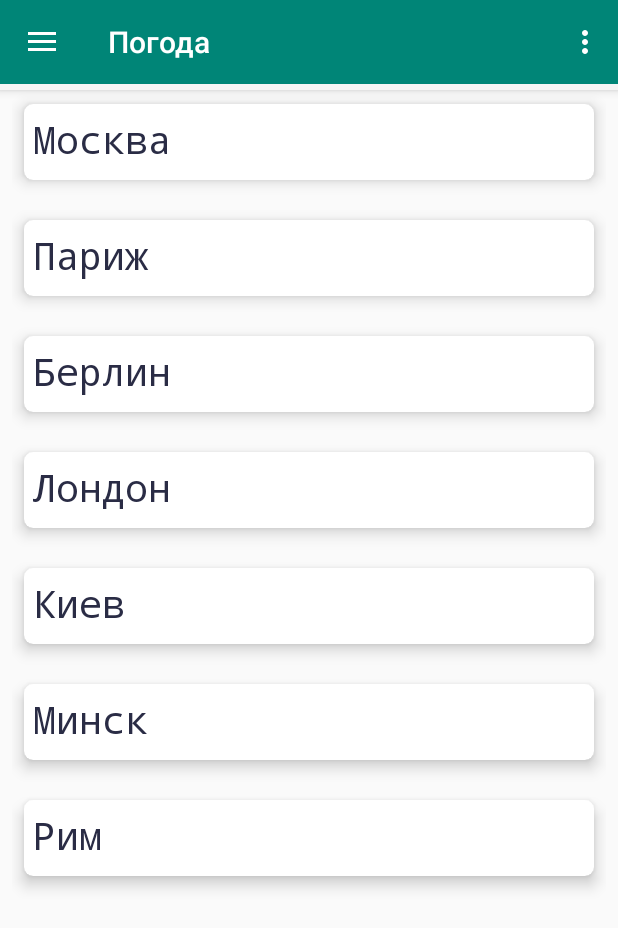
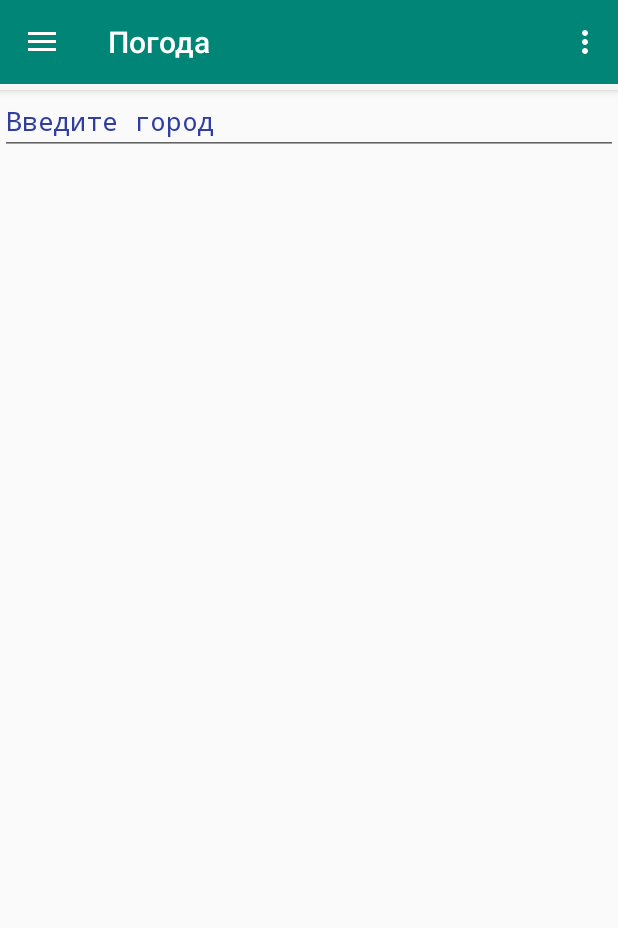
Before and after one commit to JekaPopov/AndroidLessons, an Android app: the screen it shows after launch (MainActivity), in the options menu, after a tap on "Выбор города", on a phone screen of 412 x 824 dp. Shown: the top 928 px of the screen. Run offline under Robolectric (Android 15) with nearby library versions, the phone set to English and light mode, and no system bars; our stand-ins replace Picasso; pictures from the network do not load; 1 statement that could not run was skipped.

```diff
--- a/app/src/main/java/ru/dravn/androidlessons/App.java
+++ b/app/src/main/java/ru/dravn/androidlessons/App.java
@@ -1,24 +1,38 @@
 package ru.dravn.androidlessons;
 
 import android.app.Application;
+import android.content.Context;
+import android.content.SharedPreferences;
+import android.location.SettingInjectorService;
+
+import java.util.HashSet;
+import java.util.LinkedHashSet;
+import java.util.Set;
 
 import retrofit2.Retrofit;
 import retrofit2.converter.gson.GsonConverterFactory;
 import ru.dravn.androidlessons.interfaces.OpenWeather;
-import ru.dravn.androidlessons.utils.Const;
+
 
 public class App extends Application {
 
     private static OpenWeather api;
 
 
+    private static SharedPreferences preferences;
+    private static final String APP_PREFERENCES = "mysettings";
+    private static final String CITIESNAME = "city";
+    private static SharedPreferences.Editor editor;
+
+
     @Override
     public void onCreate() {
-        initRetorfit();
+        initRetrofit();
+        initSharedPref();
         super.onCreate();
     }
 
-    private void initRetorfit(){
+    private void initRetrofit(){
         Retrofit retrofit;
         retrofit = new Retrofit.Builder()
 //Базовая часть адреса
@@ -35,6 +49,22 @@ public class App extends Application {
     }
 
 
+    private void initSharedPref()
+    {
+        preferences = getSharedPreferences(APP_PREFERENCES, Context.MODE_PRIVATE);
+        editor = preferences.edit();
+    }
 
+    public static HashSet getCitiesName()
+    {
+        return (HashSet) preferences.getStringSet(CITIESNAME, new HashSet<String>());
+    }
+
+    public static void setCitiesName(HashSet citySet)
+    {
+        //без вставки remove ничего не сохранялось не понимаю по чему
+        editor.remove(CITIESNAME).putStringSet(CITIESNAME, citySet);
+        editor.apply();
+    }
 
 }
--- a/app/src/main/java/ru/dravn/androidlessons/fragments/CityListFragment.java
+++ b/app/src/main/java/ru/dravn/androidlessons/fragments/CityListFragment.java
@@ -5,19 +5,33 @@ import android.os.Bundle;
 import android.support.annotation.NonNull;
 import android.support.annotation.Nullable;
 import android.support.v7.widget.RecyclerView;
+import android.text.Editable;
+import android.text.TextWatcher;
+import android.view.KeyEvent;
 import android.view.LayoutInflater;
 import android.view.View;
 import android.view.ViewGroup;
+import android.widget.EditText;
 import android.widget.TextView;
+import android.widget.Toast;
 
 import java.util.HashMap;
+import java.util.HashSet;
+import java.util.LinkedHashSet;
+import java.util.LinkedList;
 
+import ru.dravn.androidlessons.App;
 import ru.dravn.androidlessons.MainActivity;
 import ru.dravn.androidlessons.R;
 import ru.dravn.androidlessons.utils.Const;
 
 public class CityListFragment extends BaseFragment {
 
+
+    private EditText editText;
+    private HashSet citiesName;
+    private CityAdapter adapter;
+    private HashMap<String, String> message = new HashMap<>();
 
     public static CityListFragment newInstance() {
         Bundle args = new Bundle();
@@ -27,7 +41,7 @@ public class CityListFragment extends BaseFragment {
     }
 
 
-    private HashMap<String, String> message = new HashMap<>();
+
 
     @Nullable
     @Override
@@ -35,8 +49,31 @@ public class CityListFragment extends BaseFragment {
         View v = inflater.inflate(R.layout.city_list_fragment, container, false);
 
         RecyclerView recyclerView = v.findViewById(R.id.list);
+        editText = v.findViewById(R.id.edit_text);
 
-        CityAdapter adapter = new CityAdapter(getContext(), getResources().getStringArray(R.array.city));
+        editText.setOnKeyListener(new View.OnKeyListener()
+                                  {
+                                      public boolean onKey(View v, int keyCode, KeyEvent event)
+                                      {
+                                          if(event.getAction() == KeyEvent.ACTION_DOWN &&
+                                                  (keyCode == KeyEvent.KEYCODE_ENTER))
+                                          {
+                                              citiesName.add(editText.getText().toString());
+                                              adapter.notifyDataSetChanged();
+                                              App.setCitiesName(citiesName);
+
+                                              message.put(Const.CITY, editText.getText().toString());
+                                              ((MainActivity) getActivity()).showWeatherFragment(message);
+                                              return true;
+                                          }
+                                          return false;
+                                      }
+                                  }
+        );
+
+        citiesName = App.getCitiesName();
+
+        adapter = new CityAdapter(getContext(), (String[]) citiesName.toArray(new String[citiesName.size()]));
         recyclerView.setAdapter(adapter);
 
         return v;
--- a/app/src/main/java/ru/dravn/androidlessons/model/Wind.java
+++ b/app/src/main/java/ru/dravn/androidlessons/model/Wind.java
@@ -11,7 +11,7 @@ public class Wind {
     private Double speed;
     @SerializedName("deg")
     @Expose
-    private Integer deg;
+    private Double deg;
 
     public Double getSpeed() {
         return speed;
@@ -21,11 +21,11 @@ public class Wind {
         this.speed = speed;
     }
 
-    public Integer getDeg() {
+    public Double getDeg() {
         return deg;
     }
 
-    public void setDeg(Integer deg) {
+    public void setDeg(Double deg) {
         this.deg = deg;
     }
 
--- a/app/src/main/java/ru/dravn/androidlessons/service/WeatherService.java
+++ b/app/src/main/java/ru/dravn/androidlessons/service/WeatherService.java
@@ -66,7 +66,7 @@ public class WeatherService extends Service {
         callback = new Callback<WeatherRequest>() {
             @Override
             public void onResponse(Call<WeatherRequest> call, Response<WeatherRequest> response) {
-                if (response != null)
+                if (response.body() != null)
                     makeNote(response.body());
             }
 
--- a/app/src/main/res/layout/city_list_fragment.xml
+++ b/app/src/main/res/layout/city_list_fragment.xml
@@ -4,7 +4,18 @@
     android:layout_height="match_parent"
     android:layout_gravity="center"
     xmlns:app="http://schemas.android.com/apk/res-auto">
+    <android.support.v7.widget.AppCompatEditText
+        android:id="@+id/edit_text"
+        android:layout_width="match_parent"
+        android:layout_height="wrap_content"
+        android:hint="@string/edit_text_city"
+        app:layout_constraintTop_toTopOf="parent"
+        app:layout_constraintEnd_toEndOf="parent"
+        app:layout_constraintStart_toStartOf="parent"
 
+        >
+
+    </android.support.v7.widget.AppCompatEditText>
     <android.support.v7.widget.RecyclerView
         android:id="@+id/list"
         android:layout_width="match_parent"
@@ -12,6 +23,7 @@
         android:layout_marginLeft="8dp"
         android:layout_marginRight="8dp"
         app:layoutManager="LinearLayoutManager"
+        app:layout_constraintTop_toBottomOf="@+id/edit_text"
         app:layout_constraintEnd_toEndOf="parent"
         app:layout_constraintStart_toStartOf="parent" />
 
--- a/app/src/main/res/values/strings.xml
+++ b/app/src/main/res/values/strings.xml
@@ -60,4 +60,5 @@
     <string name="device_temp">Температура устройства</string>
     <string name="serverError">Ошибка сервера</string>
     <string name="image_url">http://openweathermap.org/img/w/%1$s.png</string>
+    <string name="edit_text_city">Введите город</string>
 </resources>
```
Also changed, not shown: app/src/main/java/ru/dravn/androidlessons/fragments/WeatherViewFragment.java (+7 -4 lines), app/src/main/res/layout/weather_view.xml (+0 -9 lines).
